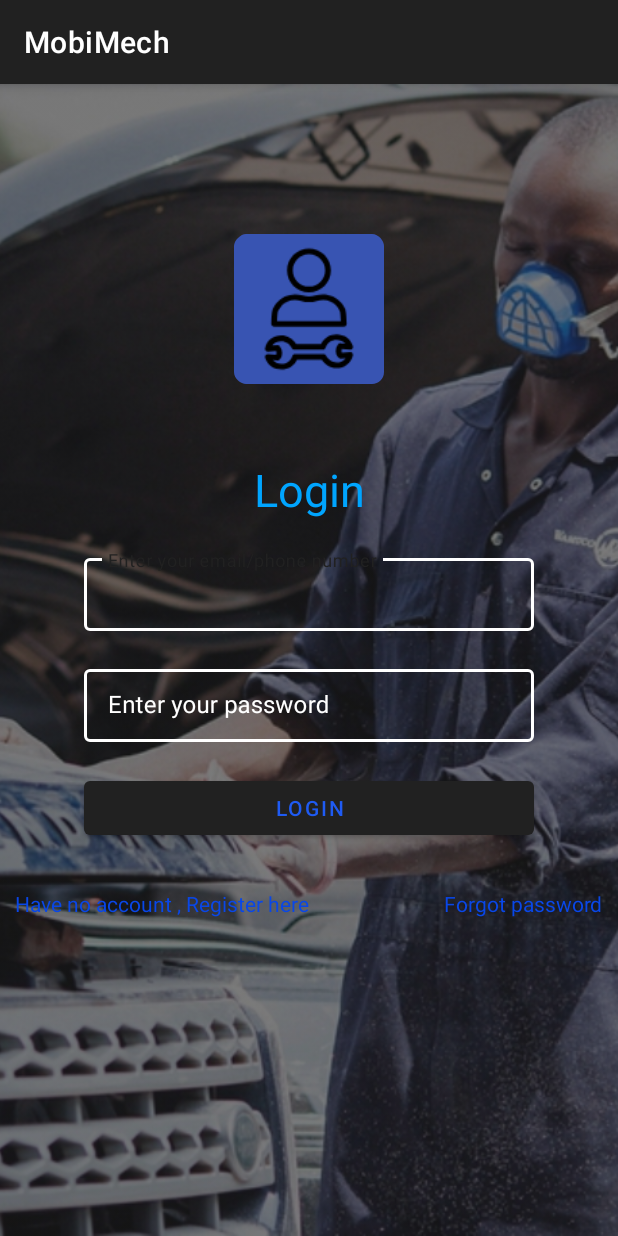
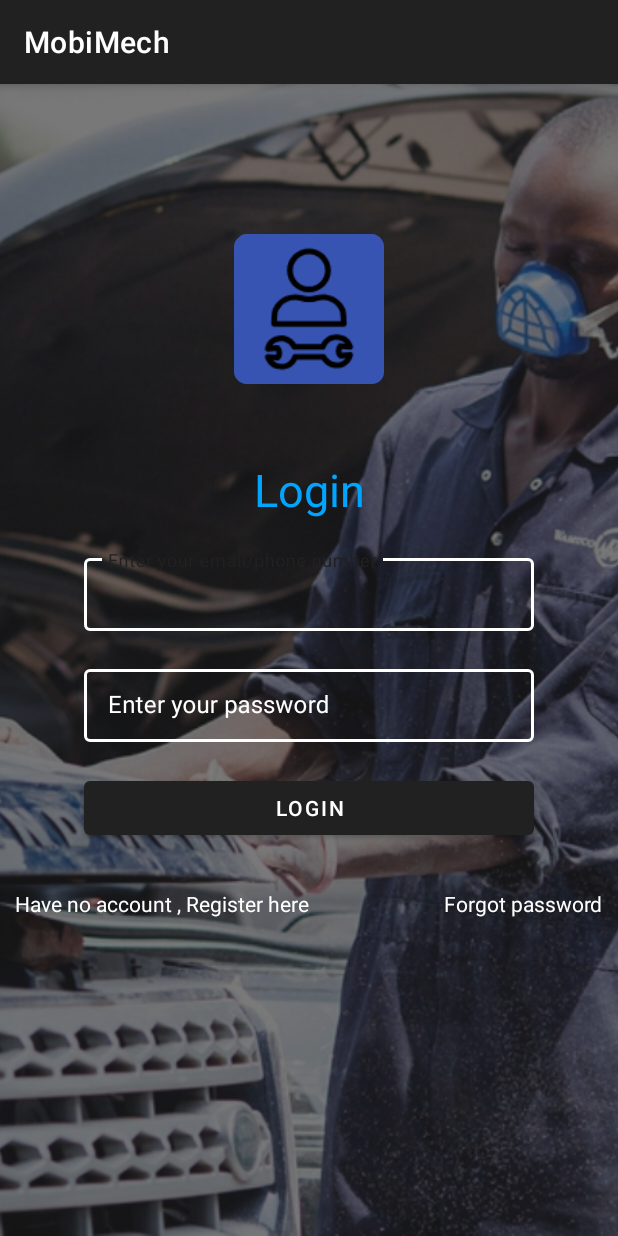
Before and after one commit to SydNS/mobimech, an Android app: the screen it shows after launch (MainActivity), on a phone screen of 412 x 824 dp. Run offline under Robolectric (Android 15) with nearby library versions, the phone set to English and light mode, and no system bars.

Commit message:
changed the text colors of the text in this ui

```diff
--- a/app/src/main/res/layout/activity_main.xml
+++ b/app/src/main/res/layout/activity_main.xml
@@ -83,7 +83,7 @@
         android:layout_centerHorizontal="true"
         android:layout_marginTop="20dp"
         android:text="@string/login"
-        android:textColor="@color/colorPrimary" />
+        android:textColor="@color/whiteTextColor" />
 
 
     <RelativeLayout
@@ -101,7 +101,7 @@
             android:layout_margin="10dp"
             android:layout_marginLeft="80dp"
             android:text="@string/have_no_account_register_here"
-            android:textColor="@color/colorPrimaryDark"
+            android:textColor="@color/whiteTextColor"
             android:layout_alignParentLeft="true"
             android:layout_marginStart="80dp" />
 
@@ -113,7 +113,7 @@
             android:layout_margin="10dp"
             android:layout_marginLeft="60sp"
             android:text="@string/forgotpassword"
-            android:textColor="@color/colorPrimaryDark"
+            android:textColor="@color/whiteTextColor"
             android:layout_alignParentRight="true"
             android:layout_marginStart="60dp" />
 
```
